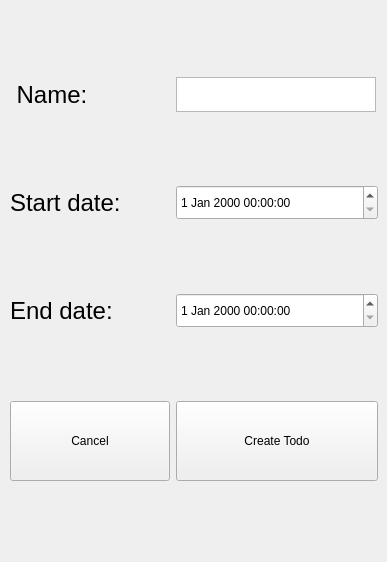
First picture: the form in Source/ui/add_todo.ui, repository MakisEu/MyTodo, before the edit.
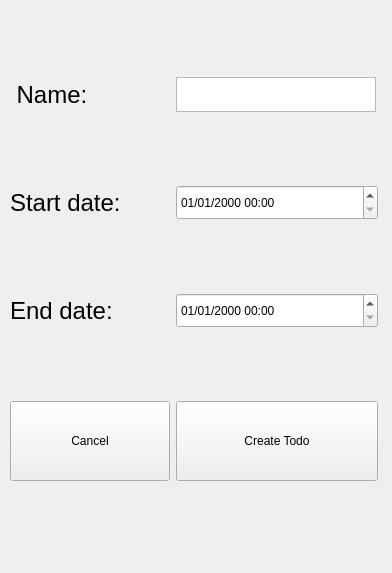
Second picture: the form after the edit.

Commit message: Added a database system, add todo functinality and history

What changed in the file:
```diff
--- a/Source/ui/add_todo.ui
+++ b/Source/ui/add_todo.ui
@@ -6,8 +6,8 @@
    <rect>
     <x>0</x>
     <y>0</y>
-    <width>387</width>
-    <height>562</height>
+    <width>392</width>
+    <height>573</height>
    </rect>
   </property>
   <property name="windowTitle">
@@ -71,6 +71,9 @@
         <height>35</height>
        </size>
       </property>
+      <property name="displayFormat">
+       <string>dd/MM/yyyy hh:mm</string>
+      </property>
      </widget>
     </item>
     <item row="2" column="0">
@@ -102,6 +105,9 @@
         <height>35</height>
        </size>
       </property>
+      <property name="displayFormat">
+       <string>dd/MM/yyyy hh:mm</string>
+      </property>
      </widget>
     </item>
     <item row="3" column="0">
```
The commit also changes 23 other files.
